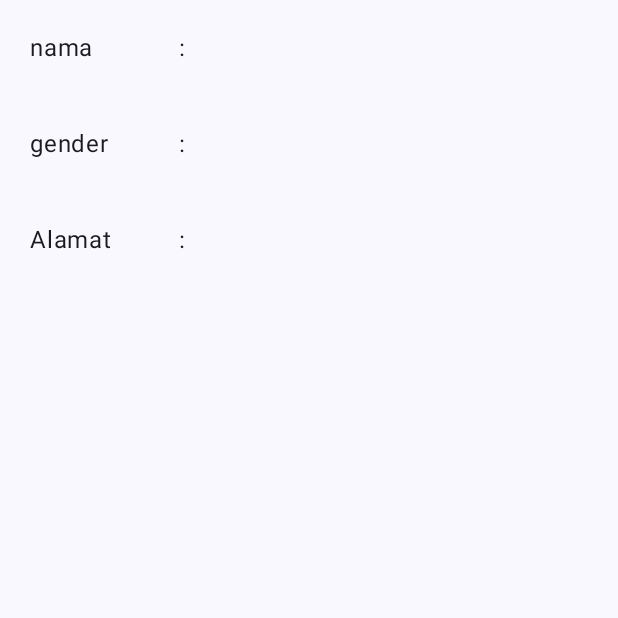
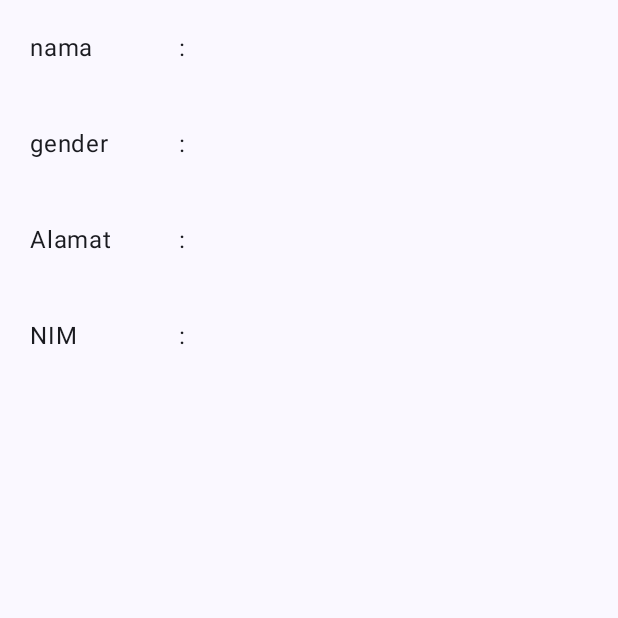
Before and after one commit to faransyah/QuestNavigasiMVVM_162, an Android app built with Jetpack Compose: the TampilMahasiswaView screen opened through its navigation route, on a phone screen of 412 x 824 dp, the top half of it. Run offline under Robolectric (Android 15) with nearby library versions, the phone set to English and light mode, and no system bars.

Commit message:
membuat tampil data nim

```diff
--- a/app/src/main/java/com/example/pertemuan5/ui/view/TampilMahasiswaView.kt
+++ b/app/src/main/java/com/example/pertemuan5/ui/view/TampilMahasiswaView.kt
@@ -30,6 +30,10 @@ Column(modifier = Modifier.fillMaxSize()) {
         judul = "Alamat",
         isinya = mhs.alamat
     )
+    TampilData(
+        judul = "NIM",
+        isinya = mhs.nim
+    )
 }
 }
 
```
